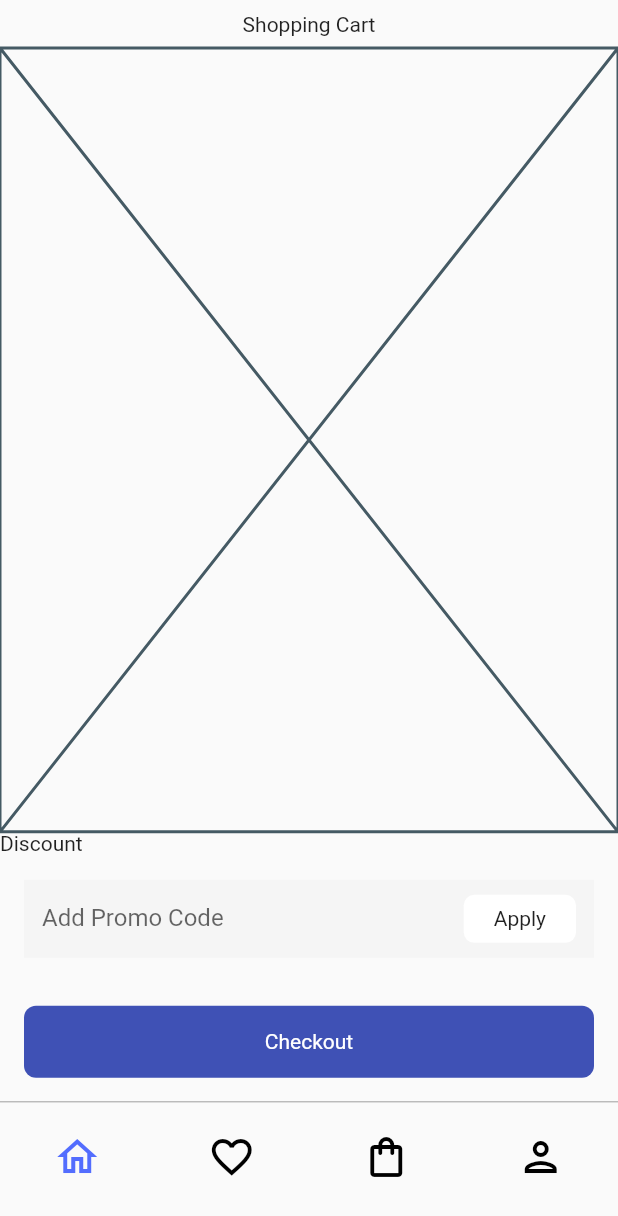
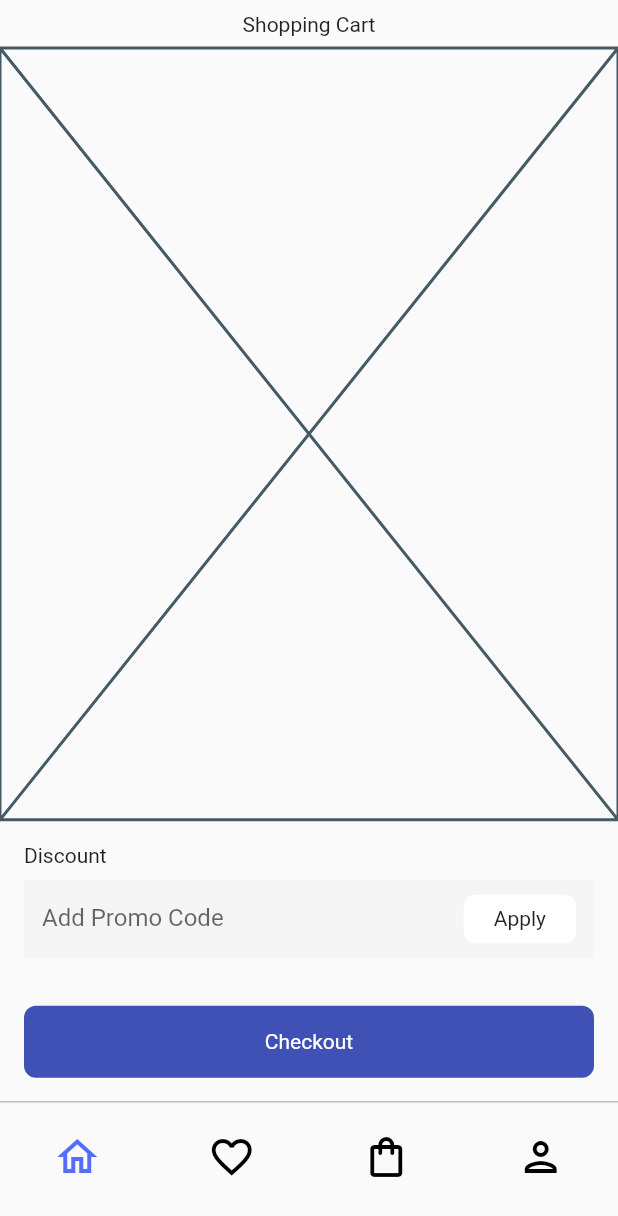
Before and after one commit to JAICHANGPARK/flutter_notebook_17th_story, a Flutter app: the screen it shows after launch, on a phone screen of 412 x 824 dp. Shown: the top 1216 px of the screen. Run offline on Flutter 3.47's test engine with Material 2 defaults, Android fonts, the phone set to English and light mode, and no system bars; our stand-ins replace badges, cached_network_image, fl_chart, flutter_riverpod, freezed_annotation, ionicons and 1 more.

Commit message:
Update furniture_main_page.dart

```diff
--- a/lib/ep1036_furniture_app/src/ui/furniture_main_page.dart
+++ b/lib/ep1036_furniture_app/src/ui/furniture_main_page.dart
@@ -9,7 +9,6 @@ class FurnitureMainPage extends ConsumerWidget {
   Widget build(context, ref) {
     final menuIndex = ref.watch(furnitureMenuProvider);
     return Scaffold(
-
       body: SafeArea(
         child: Column(
           children: [
@@ -22,10 +21,14 @@ class FurnitureMainPage extends ConsumerWidget {
                     child: Center(child: Text("Shopping Cart")),
                   ),
                   const Expanded(child: Placeholder()),
-                  const Text("Discount"),
                   Padding(
                     padding: const EdgeInsets.all(16.0),
-                    child: Container(
+                    child: Column(
+                      crossAxisAlignment: CrossAxisAlignment.start,
+                      children: [
+                        const Text("Discount"),
+                        SizedBox(height: 8,),
+                        Container(
                           height: 52,
                           decoration: BoxDecoration(
                             color: Colors.grey[100],
@@ -54,6 +57,8 @@ class FurnitureMainPage extends ConsumerWidget {
                               )
                             ],
                           ),
+                        ),
+                      ],
                     ),
                   ),
                   Padding(
```
Lines whose indentation alone changed are shown as unchanged.
